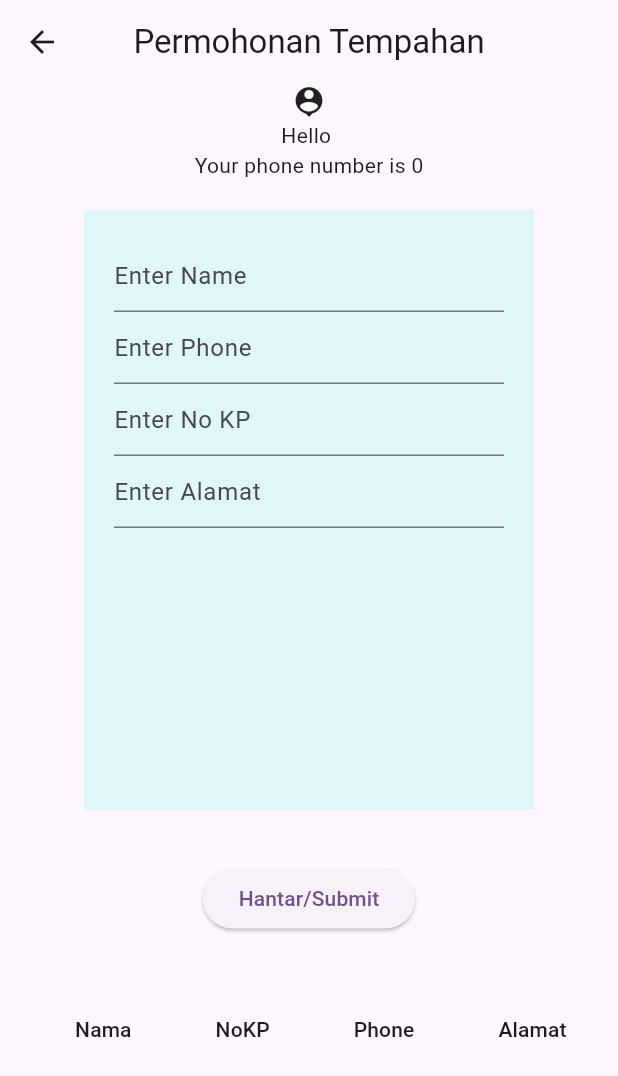
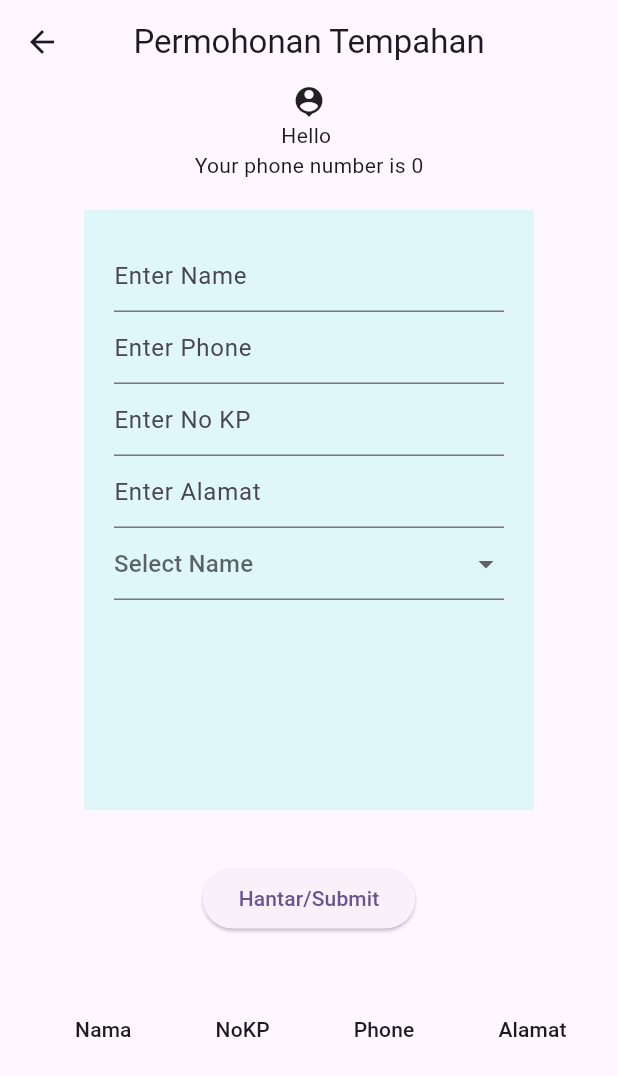
Before and after one commit to arifirfaan/e_tempahan, a Flutter app: the ViewForm screen opened directly, after a tap on "Hantar/Submit", on a phone screen of 412 x 824 dp. Shown: the top 1076 px of the screen. Run offline on Flutter 3.47's test engine with Material 3 defaults, Android fonts, the phone set to English and light mode, and no system bars.

Commit message:
update dropdown

```diff
--- a/lib/model/permohonan_model.dart
+++ b/lib/model/permohonan_model.dart
@@ -3,10 +3,13 @@ class PermohonanModel {
   int noKP;
   String alamat;
   int noPhone;
+  String status;
 
   PermohonanModel(
       {required this.nama,
       required this.noKP,
       required this.alamat,
-      required this.noPhone});
+      required this.noPhone,
+      required this.status
+      });
 }
--- a/lib/views/view_form.dart
+++ b/lib/views/view_form.dart
@@ -19,9 +19,14 @@ class _ViewFormState extends State<ViewForm> {
   final TextEditingController _controllerNoKP = TextEditingController();
   final TextEditingController _controllerAlamat = TextEditingController();
 
+  // Dropdown options
+  final List<String> listStatus = ['Requesting', 'Pending', 'On Review', 'Approved'];
+
   String labelName = "";
   int labelPhone = 0;
   List<PermohonanModel> listpermohonan = [];
+    // Form controllers
+  String? selectedstatus ;
 
   /// Fungsi untuk gantikan nama dari nilai TextField
   void onSubmit() {
@@ -51,7 +56,9 @@ class _ViewFormState extends State<ViewForm> {
             nama: _controllerName.text,
             noKP: int.parse(_controllerNoKP.text),
             alamat: _controllerAlamat.text,
-            noPhone: int.parse(_controllerPhone.text)));
+            noPhone: int.parse(_controllerPhone.text),
+            status: selectedstatus!
+        ));
       }
 
       _controllerName.clear();
@@ -107,7 +114,20 @@ class _ViewFormState extends State<ViewForm> {
                   TextField(
                     decoration: InputDecoration(hintText: "Enter Alamat"),
                     controller: _controllerAlamat,
-                  )
+                  ),
+                  DropdownButtonFormField<String>(
+                    value: selectedstatus,
+                    hint: Text('Select Name'),
+                    items: listStatus.map((name) {
+                      return DropdownMenuItem(value: name, child: Text(name));
+                    }).toList(),
+                    onChanged: (value) {
+                      setState(() {
+                        selectedstatus = value;
+                      });
+                    },
+                  ),
+
                 ],
               ),
             ),
@@ -120,12 +140,15 @@ class _ViewFormState extends State<ViewForm> {
                 padding: EdgeInsets.all(20),
                 width: 400,
                 height: 200,
+                child: SingleChildScrollView(
+                  scrollDirection: Axis.horizontal,
                   child: DataTable(
                     columns: [
                       DataColumn(label: Text("Nama")),
                       DataColumn(label: Text("NoKP")),
                       DataColumn(label: Text("Phone")),
-                    DataColumn(label: Text("Alamat"))
+                      DataColumn(label: Text("Alamat")),
+                      DataColumn(label: Text("Jawatan"))
                     ],
                     rows: listpermohonan.map((list) {
                       return DataRow(cells: [
@@ -133,8 +156,10 @@ class _ViewFormState extends State<ViewForm> {
                         DataCell(Text(list.noKP.toString())),
                         DataCell(Text(list.noPhone.toString())),
                         DataCell(Text(list.alamat)),
+                        DataCell(Text(list.status)),
                       ]);
                     }).toList(),
+                  ),
                 )
                 // ListView.builder(
                 //   itemCount: listpermohonan.length,
```
Lines whose indentation alone changed are shown as unchanged.
